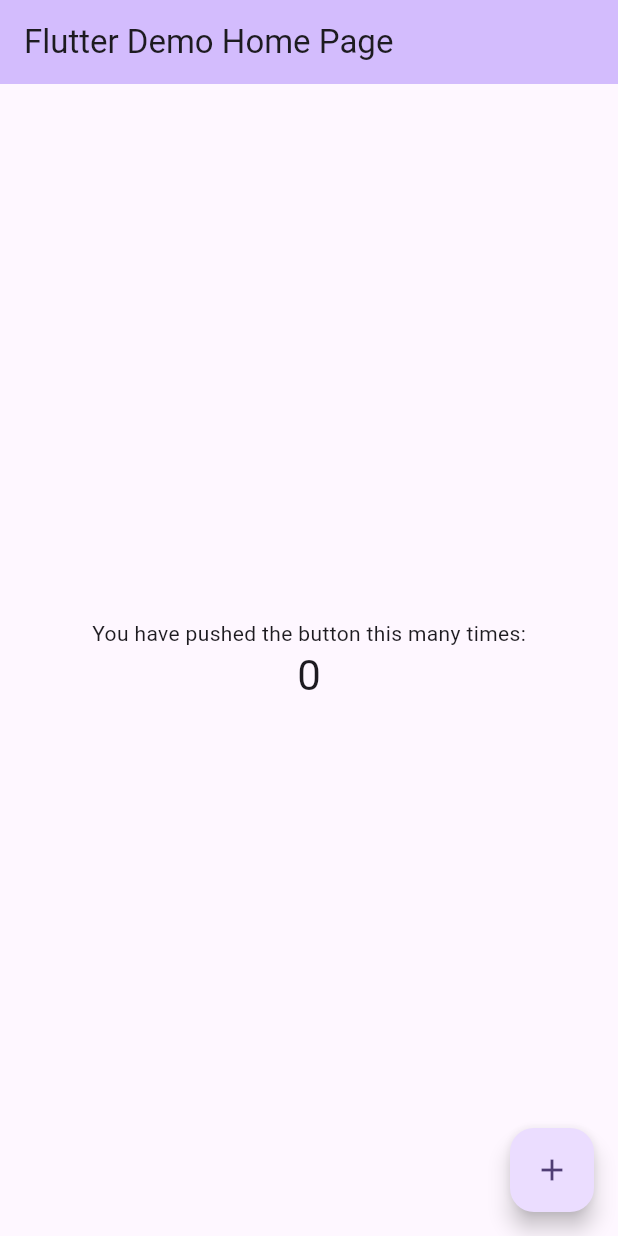
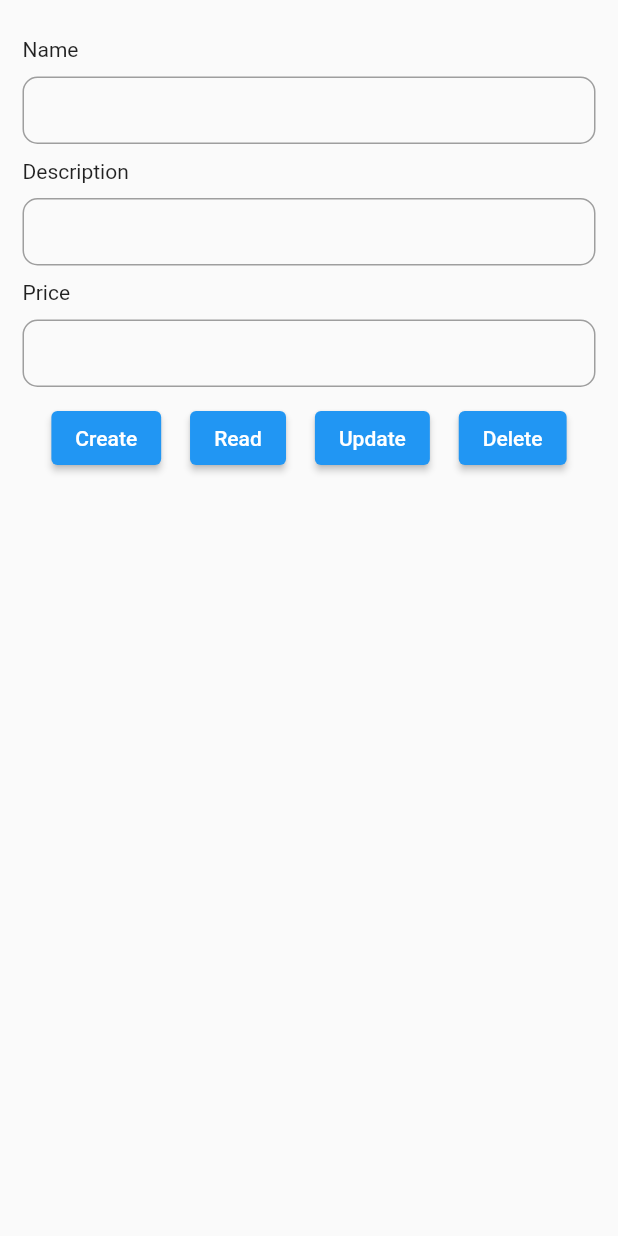
Before and after one commit to dineshkumars29/flutter_sqlite, a Flutter app: the screen it shows after launch, on a phone screen of 412 x 824 dp. Run offline on Flutter 3.47's test engine with Material 2 defaults, Android fonts, the phone set to English and light mode, and no system bars; our stand-ins replace sqflite; accounts and stored records are empty.

Commit message:
just try the sqlite

```diff
--- /dev/null
+++ b/lib/database/dbHelper.dart
@@ -0,0 +1,79 @@
+import 'package:flutter/foundation.dart';
+import 'package:path/path.dart';
+import 'package:sqflite/sqflite.dart';
+import 'package:sqlight/model/dish.dart';
+
+class DbHelper {
+  Database? _db;
+
+  initDb() async {
+    var databasesPath = await getDatabasesPath();
+    String path = join(databasesPath, 'demo.db');
+
+    Database database =
+        await openDatabase(path, version: 1, onCreate: onCreate);
+    return database;
+  }
+
+  onCreate(Database db, int version) async {
+    await db.execute(
+        "CREATE TABLE Dishes(name TEXT,description TEXT,price DOUBLE)");
+  }
+
+  Future<Database?> get db async {
+    // ignore: unnecessary_null_comparison
+    if (_db == null) {
+      _db = await initDb();
+      return _db;
+    } else {
+      return _db;
+    }
+  }
+
+  Future<int> createDishData(Dish dish) async {
+    var dbReady = await db;
+    if (kDebugMode) {
+      print("created");
+    }
+    return dbReady!.rawInsert(
+        'INSERT INTO Dishes(name, description, price) VALUES("${dish.name}","${dish.description}","${dish.price}")');
+    //  "INSERT INTO DISHES(name,discription,price) VALUES ('${dish.name}', '${dish.discription}', '${dish.price}')");
+  }
+
+  Future<int> updateDishData(Dish dish) async {
+    var dbReady = await db;
+    return await dbReady!.rawUpdate(
+        "UPDATE Dishes SET description = '${dish.description}', price = '${dish.price}' WHERE name = '${dish.name}'");
+  }
+
+  Future<int> deleteDishData(String? name) async {
+    var dbReady = await db;
+    return await dbReady!.rawInsert("DELETE FROM Dishes WHERE name = '$name'");
+  }
+
+  Future<Dish> readDishData(String? name) async {
+    var dbReady = await db;
+    var readProperty =
+        await dbReady?.rawQuery("SELECT * FROM Dishes WHERE name = '$name'");
+    if (kDebugMode) {
+      print(readProperty.runtimeType);
+      print(dbReady
+          ?.rawQuery("SELECT * FROM Dishes WHERE name = '$name'")
+          .runtimeType);
+      print(readProperty?[0]);
+    }
+    return Dish.fromMap(readProperty![0]);
+  }
+
+  Future<List<Dish>> getAllDatasFromSql() async {
+    var dbReady = await db;
+    List<Map> list = await dbReady!.rawQuery("SELECT * FROM Dishes");
+    // List<Dish> dishes = List() as List<Dish>;
+    List<Dish> dishes = [];
+    for (var i = 0; i < list.length; i++) {
+      dishes
+          .add(Dish(list[i]["name"], list[i]["description"], list[i]["price"]));
+    }
+    return dishes;
+  }
+}
--- a/lib/main.dart
+++ b/lib/main.dart
@@ -1,4 +1,6 @@
 import 'package:flutter/material.dart';
+import 'package:sqlight/database/dbHelper.dart';
+import 'package:sqlight/model/dish.dart';
 
 void main() {
   runApp(const MyApp());
@@ -7,119 +9,199 @@ void main() {
 class MyApp extends StatelessWidget {
   const MyApp({super.key});
 
-  // This widget is the root of your application.
   @override
   Widget build(BuildContext context) {
-    return MaterialApp(
-      title: 'Flutter Demo',
-      theme: ThemeData(
-        // This is the theme of your application.
-        //
-        // TRY THIS: Try running your application with "flutter run". You'll see
-        // the application has a blue toolbar. Then, without quitting the app,
-        // try changing the seedColor in the colorScheme below to Colors.green
-        // and then invoke "hot reload" (save your changes or press the "hot
-        // reload" button in a Flutter-supported IDE, or press "r" if you used
-        // the command line to start the app).
-        //
-        // Notice that the counter didn't reset back to zero; the application
-        // state is not lost during the reload. To reset the state, use hot
-        // restart instead.
-        //
-        // This works for code too, not just values: Most code changes can be
-        // tested with just a hot reload.
-        colorScheme: ColorScheme.fromSeed(seedColor: Colors.deepPurple),
-        useMaterial3: true,
-      ),
-      home: const MyHomePage(title: 'Flutter Demo Home Page'),
+    return const MaterialApp(
+      home: HomePage(),
     );
   }
 }
 
-class MyHomePage extends StatefulWidget {
-  const MyHomePage({super.key, required this.title});
-
-  // This widget is the home page of your application. It is stateful, meaning
-  // that it has a State object (defined below) that contains fields that affect
-  // how it looks.
-
-  // This class is the configuration for the state. It holds the values (in this
-  // case the title) provided by the parent (in this case the App widget) and
-  // used by the build method of the State. Fields in a Widget subclass are
-  // always marked "final".
-
-  final String title;
+class HomePage extends StatefulWidget {
+  const HomePage({super.key});
 
   @override
-  State<MyHomePage> createState() => _MyHomePageState();
+  State<HomePage> createState() => _State();
 }
 
-class _MyHomePageState extends State<MyHomePage> {
-  int _counter = 0;
+class _State extends State<HomePage> {
+  TextEditingController nameController = TextEditingController();
+  TextEditingController descriptionController = TextEditingController();
+  TextEditingController priceController = TextEditingController();
 
-  void _incrementCounter() {
+  String? name, description;
+  double? price;
+
+  createData() async {
     setState(() {
-      // This call to setState tells the Flutter framework that something has
-      // changed in this State, which causes it to rerun the build method below
-      // so that the display can reflect the updated values. If we changed
-      // _counter without calling setState(), then the build method would not be
-      // called again, and so nothing would appear to happen.
-      _counter++;
+      var dbHelper = DbHelper();
+      var dish = Dish(name, description, price);
+      dbHelper.createDishData(dish);
     });
+  }
+
+  readData() {
+    var dbHelper = DbHelper();
+    Future<Dish> dish = dbHelper.readDishData(name);
+    // ignore: avoid_print
+    dish.then((value) => print(value.name));
+  }
+
+  updateData() {
+    setState(() {
+      var dbHelper = DbHelper();
+      var dish = Dish(name, description, price);
+      dbHelper.updateDishData(dish);
+    });
+  }
+
+  deleteData() {
+    setState(() {
+      var dbHelper = DbHelper();
+      //var dish = Dish(name, description, price);
+      dbHelper.deleteDishData(name);
+    });
+  }
+
+  Future<List<Dish>> getAllDishData() async {
+    var dbHelper = DbHelper();
+    Future<List<Dish>> dishes = dbHelper.getAllDatasFromSql();
+    return dishes;
   }
 
   @override
   Widget build(BuildContext context) {
-    // This method is rerun every time setState is called, for instance as done
-    // by the _incrementCounter method above.
-    //
-    // The Flutter framework has been optimized to make rerunning build methods
-    // fast, so that you can just rebuild anything that needs updating rather
-    // than having to individually change instances of widgets.
-    return Scaffold(
-      appBar: AppBar(
-        // TRY THIS: Try changing the color here to a specific color (to
-        // Colors.amber, perhaps?) and trigger a hot reload to see the AppBar
-        // change color while the other colors stay the same.
-        backgroundColor: Theme.of(context).colorScheme.inversePrimary,
-        // Here we take the value from the MyHomePage object that was created by
-        // the App.build method, and use it to set our appbar title.
-        title: Text(widget.title),
-      ),
-      body: Center(
-        // Center is a layout widget. It takes a single child and positions it
-        // in the middle of the parent.
-        child: Column(
-          // Column is also a layout widget. It takes a list of children and
-          // arranges them vertically. By default, it sizes itself to fit its
-          // children horizontally, and tries to be as tall as its parent.
-          //
-          // Column has various properties to control how it sizes itself and
-          // how it positions its children. Here we use mainAxisAlignment to
-          // center the children vertically; the main axis here is the vertical
-          // axis because Columns are vertical (the cross axis would be
-          // horizontal).
-          //
-          // TRY THIS: Invoke "debug painting" (choose the "Toggle Debug Paint"
-          // action in the IDE, or press "p" in the console), to see the
-          // wireframe for each widget.
-          mainAxisAlignment: MainAxisAlignment.center,
-          children: <Widget>[
-            const Text(
-              'You have pushed the button this many times:',
-            ),
-            Text(
-              '$_counter',
-              style: Theme.of(context).textTheme.headlineMedium,
-            ),
-          ],
+    return SafeArea(
+      child: Scaffold(
+        body: Padding(
+          padding: const EdgeInsets.all(15.0),
+          child: Column(
+            mainAxisAlignment: MainAxisAlignment.start,
+            crossAxisAlignment: CrossAxisAlignment.start,
+            children: [
+              const SizedBox(
+                height: 10,
+              ),
+              const Text("Name"),
+              const SizedBox(
+                height: 10,
+              ),
+              SizedBox(
+                height: 45,
+                child: TextFormField(
+                  controller: nameController,
+                  onChanged: (value) {
+                    name = value;
+                  },
+                  decoration: const InputDecoration(
+                      contentPadding: EdgeInsets.all(15),
+                      enabledBorder: OutlineInputBorder(
+                          borderSide: BorderSide(color: Colors.grey),
+                          borderRadius: BorderRadius.all(Radius.circular(10))),
+                      disabledBorder: OutlineInputBorder(
+                          borderRadius: BorderRadius.all(Radius.circular(10))),
+                      focusedBorder: OutlineInputBorder(
+                          borderRadius: BorderRadius.all(Radius.circular(10)))),
+                ),
+              ),
+              const SizedBox(
+                height: 10,
+              ),
+              const Text("Description"),
+              const SizedBox(
+                height: 10,
+              ),
+              SizedBox(
+                height: 45,
+                child: TextFormField(
+                  controller: descriptionController,
+                  onChanged: (value) {
+                    description = value;
+                  },
+                  decoration: const InputDecoration(
+                      contentPadding: EdgeInsets.all(15),
+                      enabledBorder: OutlineInputBorder(
+                          borderSide: BorderSide(color: Colors.grey),
+                          borderRadius: BorderRadius.all(Radius.circular(10))),
+                      disabledBorder: OutlineInputBorder(
+                          borderRadius: BorderRadius.all(Radius.circular(10))),
+                      focusedBorder: OutlineInputBorder(
+                          borderRadius: BorderRadius.all(Radius.circular(10)))),
+                ),
+              ),
+              const SizedBox(
+                height: 10,
+              ),
+              const Text("Price"),
+              const SizedBox(
+                height: 10,
+              ),
+              SizedBox(
+                height: 45,
+                child: TextFormField(
+                  controller: priceController,
+                  onChanged: (value) {
+                    price = double.parse(value);
+                  },
+                  keyboardType: TextInputType.number,
+                  decoration: const InputDecoration(
+                      contentPadding: EdgeInsets.all(15),
+                      enabledBorder: OutlineInputBorder(
+                          borderSide: BorderSide(color: Colors.grey),
+                          borderRadius: BorderRadius.all(Radius.circular(10))),
+                      disabledBorder: OutlineInputBorder(
+                          borderRadius: BorderRadius.all(Radius.circular(10))),
+                      focusedBorder: OutlineInputBorder(
+                          borderRadius: BorderRadius.all(Radius.circular(10)))),
+                ),
+              ),
+              const SizedBox(
+                height: 10,
+              ),
+              Row(
+                mainAxisAlignment: MainAxisAlignment.spaceEvenly,
+                children: [
+                  ElevatedButton(
+                      onPressed: () => createData(),
+                      child: const Text("Create")),
+                  ElevatedButton(
+                      onPressed: () => readData(), child: const Text("Read")),
+                  ElevatedButton(
+                      onPressed: () => updateData(),
+                      child: const Text("Update")),
+                  ElevatedButton(
+                      onPressed: () => deleteData(),
+                      child: const Text("Delete")),
+                ],
+              ),
+              FutureBuilder<List<Dish>>(
+                future: getAllDishData(),
+                builder: (context, snapshot) {
+                  return SizedBox(
+                    height: 100,
+                    child: ListView.builder(
+                        itemCount: snapshot.data?.length,
+                        itemBuilder: (context, index) {
+                          return Row(
+                            children: [
+                              Expanded(
+                                  child: Text("${snapshot.data?[index].name}")),
+                              Expanded(
+                                  child: Text(
+                                      "${snapshot.data?[index].description}")),
+                              Expanded(
+                                  child:
+                                      Text("${snapshot.data?[index].price}")),
+                            ],
+                          );
+                        }),
+                  );
+                },
+              ),
+            ],
+          ),
         ),
       ),
-      floatingActionButton: FloatingActionButton(
-        onPressed: _incrementCounter,
-        tooltip: 'Increment',
-        child: const Icon(Icons.add),
-      ), // This trailing comma makes auto-formatting nicer for build methods.
     );
   }
 }
--- /dev/null
+++ b/lib/model/dish.dart
@@ -0,0 +1,12 @@
+class Dish {
+  String? name;
+  String? description;
+  double? price;
+  Dish(this.name, this.description, this.price);
+
+  Dish.fromMap(Map map) {
+    name = map['name'];
+    description = map['description'];
+    price = map['price'];
+  }
+}
```
Also changed, not shown: pubspec.yaml (+4 -4 lines), pubspec.lock, 1 other file.
